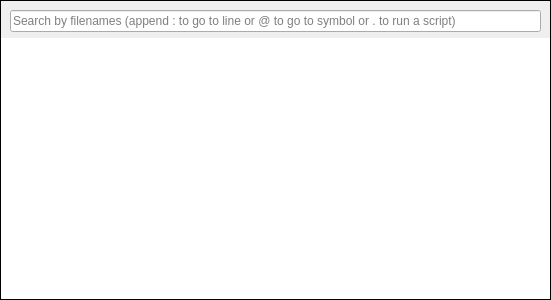
Old version of the form src/gui/palette.ui in the repository KDAB/knut.
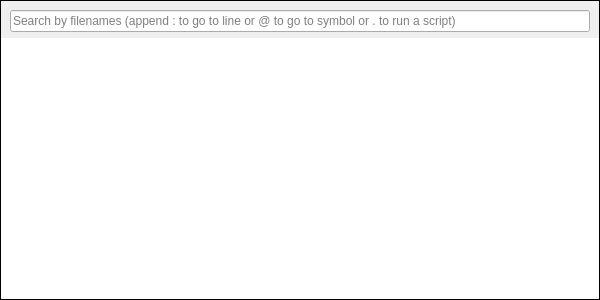
New version of the form.

What changed in the file:
```diff
--- a/src/gui/palette.ui
+++ b/src/gui/palette.ui
@@ -6,7 +6,7 @@
    <rect>
     <x>0</x>
     <y>0</y>
-    <width>551</width>
+    <width>600</width>
     <height>300</height>
    </rect>
   </property>
```
